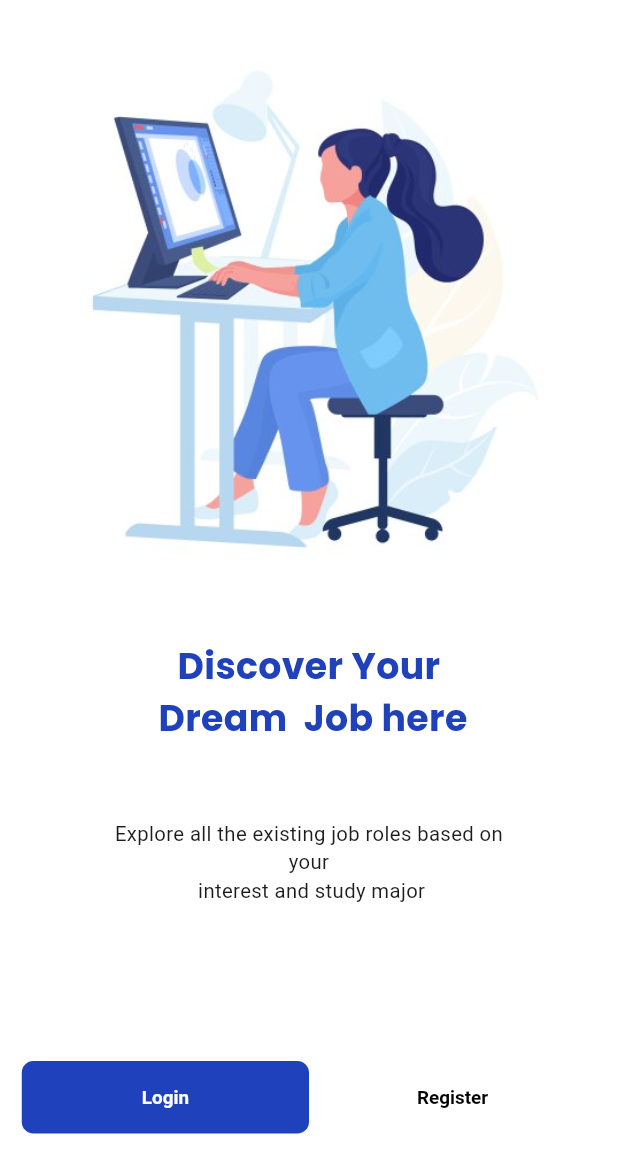
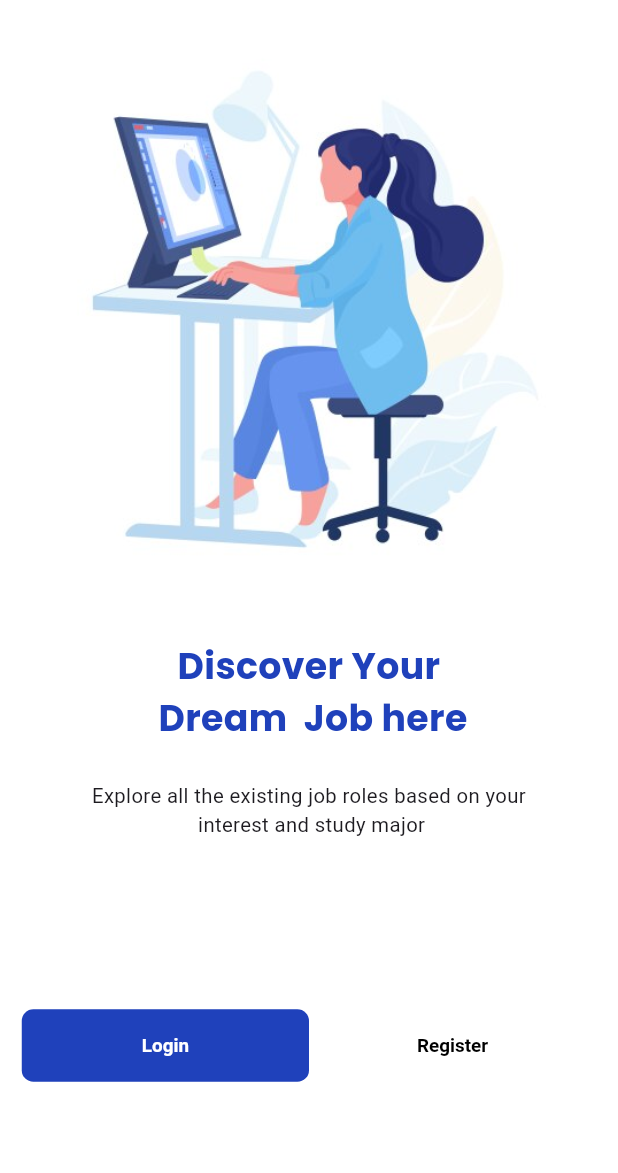
Before and after one commit to naziazahir/Job_Search_App-, a Flutter app: the screen it shows after launch, on a phone screen of 412 x 824 dp. Shown: the top 1173 px of the screen. Run offline on Flutter 3.47's test engine with Material 3 defaults, Android fonts, the phone set to English and light mode, and no system bars; our stand-ins replace flutter_screenutil, page_transition.

Commit message:
This is Flutter Project

```diff
--- a/lib/view/user_welcome_screen.dart
+++ b/lib/view/user_welcome_screen.dart
@@ -35,7 +35,7 @@ class WelcomeScreen extends StatelessWidget {
               ),
             ),
             Padding(
-              padding: const EdgeInsets.all(50.0),
+              padding: const EdgeInsets.all(25.0),
               child: Center(
                 child: Text(
                   textAlign: TextAlign.center,
```
